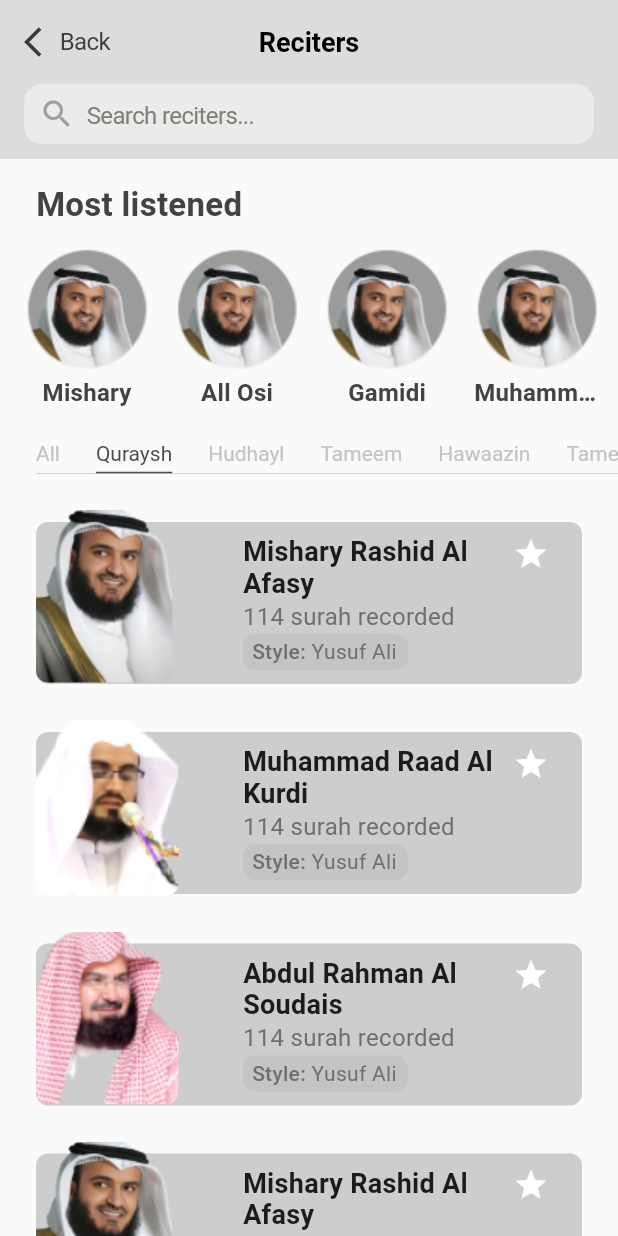
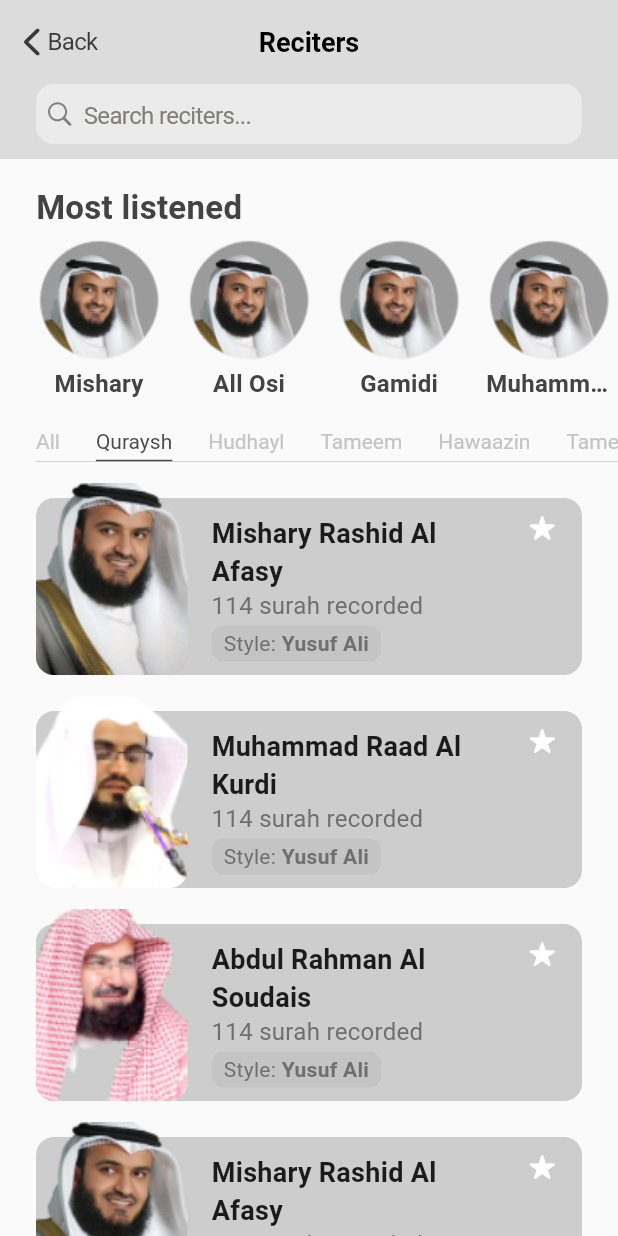
Before and after one commit to IbrohimJamoliddinov/Al-Quron, a Flutter app: the screen it shows after launch, after a tap on "view all", on a phone screen of 412 x 824 dp. Run offline on Flutter 3.47's test engine with Material 2 defaults, Android fonts, the phone set to English and light mode, and no system bars; our stand-ins replace carousel_slider, flutter_svg, flutter_switch, modal_bottom_sheet, percent_indicator, shared_preferences.

Commit message:
Reciters

```diff
--- a/lib/src/ui/home/home_screen.dart
+++ b/lib/src/ui/home/home_screen.dart
@@ -373,7 +373,18 @@ class _HomeScreenState extends State<HomeScreen> {
               scrollDirection: Axis.horizontal,
               itemCount: 4,
               itemBuilder: (context, value) {
-                return Container(
+                return GestureDetector(
+                  onTap: (){
+                    Navigator.push(
+                      context,
+                      MaterialPageRoute(
+                        builder: (context) {
+                          return RecitersScreen();
+                        },
+                      ),
+                    );
+                  },
+                  child: Container(
                     width: 252,
                     margin: EdgeInsets.only(right: 16),
                     child: Stack(
@@ -417,6 +428,7 @@ class _HomeScreenState extends State<HomeScreen> {
                         ),
                       ],
                     ),
+                  ),
                 );
               },
             ),
--- a/lib/src/ui/home/inside_reciters.dart
+++ b/lib/src/ui/home/inside_reciters.dart
@@ -34,7 +34,7 @@ class _InsideScreenState extends State<InsideScreen> {
           backgroundColor: Color(0xFFDCDCDC),
           elevation: 0,
           leading: GestureDetector(
-            onTap: (){
+            onTap: () {
               Navigator.pop(context);
             },
             child: Row(
--- a/lib/src/ui/home/reciters.dart
+++ b/lib/src/ui/home/reciters.dart
@@ -6,6 +6,7 @@ import 'package:al_quran/src/utils/app_theme.dart';
 import 'package:al_quran/src/widgets/title_widget.dart';
 import 'package:flutter/cupertino.dart';
 import 'package:flutter/material.dart';
+import 'package:flutter_svg/flutter_svg.dart';
 
 class RecitersScreen extends StatefulWidget {
   @override
@@ -13,9 +14,9 @@ class RecitersScreen extends StatefulWidget {
 }
 
 class _RecitersScreenState extends State<RecitersScreen> {
-  int _selektedIndex = 1;
+  int _selectedIndex = 1;
 
-  List<QoriModel> dataProfil = [
+  List<QoriModel> dataProfile = [
     QoriModel(
       image: "assets/images/alAfasiy.png",
       name: "Mishary Rashid Al Afasy",
@@ -65,7 +66,7 @@ class _RecitersScreenState extends State<RecitersScreen> {
     ),
   ];
 
-  List<TurScreen> dataTurlar = [
+  List<TurScreen> dataType = [
     TurScreen(name: "All"),
     TurScreen(name: "Quraysh"),
     TurScreen(name: "Hudhayl"),
@@ -79,22 +80,25 @@ class _RecitersScreenState extends State<RecitersScreen> {
   Widget build(BuildContext context) {
     return Scaffold(
       appBar: AppBar(
-        leadingWidth: 125,
+        leadingWidth: 98,
         backgroundColor: Color(0xFFDCDCDC),
         elevation: 0,
+        centerTitle: true,
         leading: GestureDetector(
-          onTap: (){
+          onTap: () {
             Navigator.pop(context);
           },
+          child: Container(
             child: Row(
               children: [
                 SizedBox(
                   width: 16,
                 ),
-              Icon(
-                Icons.arrow_back_ios,
-                color: Color(0xFF3A3A3C),
+                SvgPicture.asset(
+                  "assets/icons/arrow_left_bold.svg",
+                  height: 18,
                 ),
+                SizedBox(width: 5),
                 Text(
                   "Back",
                   style: TextStyle(
@@ -105,6 +109,7 @@ class _RecitersScreenState extends State<RecitersScreen> {
                   ),
                 ),
               ],
+            ),
           ),
         ),
         title: Text(
@@ -120,14 +125,10 @@ class _RecitersScreenState extends State<RecitersScreen> {
       body: Column(
         children: [
           Container(
-            width: MediaQuery.of(context).size.width,
             color: Color(0xFFDCDCDC),
-            child: Padding(
-              padding: const EdgeInsets.only(left: 16.0, right: 16, bottom: 10),
+            padding: EdgeInsets.only(left: 24.0, right: 24, bottom: 10),
             child: Container(
               height: 40,
-                width: 300,
-                padding: EdgeInsets.symmetric(horizontal: 10),
               decoration: BoxDecoration(
                 borderRadius: BorderRadius.circular(12),
                 color: Color(0xFFEBEBEB),
@@ -135,18 +136,15 @@ class _RecitersScreenState extends State<RecitersScreen> {
               child: Row(
                 children: [
                   SizedBox(
-                      height: 8,
+                    width: 8,
                   ),
-                    Icon(
-                      Icons.search,
-                      size: 24,
-                      color: Colors.grey,
+                  SvgPicture.asset(
+                    "assets/icons/search.svg",
                   ),
                   SizedBox(
                     width: 8,
                   ),
-                    Container(
-                      width: 120,
+                  Expanded(
                     child: TextField(
                       autofocus: false,
                       decoration: InputDecoration(
@@ -169,7 +167,6 @@ class _RecitersScreenState extends State<RecitersScreen> {
               ),
             ),
           ),
-          ),
           Expanded(
             child: ListView(
               padding: EdgeInsets.only(bottom: 24),
@@ -181,31 +178,36 @@ class _RecitersScreenState extends State<RecitersScreen> {
                   margin: EdgeInsets.only(
                     right: 24,
                     left: 24,
-                    top: 18,
+                    top: 20,
                   ),
                 ),
                 Container(
-                  margin: EdgeInsets.only(top: 16),
+                  margin: EdgeInsets.only(top: 8),
                   height: 112,
-                  width: MediaQuery.of(context).size.width,
                   child: ListView.builder(
-                    padding: EdgeInsets.only(left: 16),
+                    padding: EdgeInsets.only(left: 24, right: 8),
                     scrollDirection: Axis.horizontal,
                     itemCount: dataListen.length,
                     itemBuilder: (context, index) {
                       return Container(
-                        height: 108,
                         width: 84,
                         margin: EdgeInsets.only(right: 16),
                         child: Column(
                           children: [
-                            Image.asset(
+                            ClipRRect(
+                              child: Image.asset(
                                 dataListen[index].image,
+                                height: 80,
+                                width: 80,
+                                fit: BoxFit.cover,
+                              ),
+                              borderRadius: BorderRadius.circular(80),
                             ),
                             SizedBox(
                               height: 6,
                             ),
-                            Text(
+                            Expanded(
+                              child: Text(
                                 dataListen[index].name,
                                 style: TextStyle(
                                   color: AppTheme.dark,
@@ -214,7 +216,8 @@ class _RecitersScreenState extends State<RecitersScreen> {
                                   letterSpacing: 0.2,
                                 ),
                                 overflow: TextOverflow.ellipsis,
-                            )
+                              ),
+                            ),
                           ],
                         ),
                       );
@@ -223,19 +226,19 @@ class _RecitersScreenState extends State<RecitersScreen> {
                 ),
                 Container(
                   margin: EdgeInsets.only(
-                    top: 16,
+                    top: 14,
                   ),
                   height: 22,
                   child: ListView.builder(
                     padding: EdgeInsets.only(left: 24),
-                    itemCount: dataTurlar.length,
+                    itemCount: dataType.length,
                     scrollDirection: Axis.horizontal,
                     itemBuilder: (context, turlar) {
                       return Container(
                         child: GestureDetector(
                           onTap: () {
                             setState(() {
-                              _selektedIndex = turlar;
+                              _selectedIndex = turlar;
                             });
                           },
                           child: Container(
@@ -244,7 +247,7 @@ class _RecitersScreenState extends State<RecitersScreen> {
                             decoration: BoxDecoration(
                               border: Border(
                                 bottom: BorderSide(
-                                  color: _selektedIndex == turlar
+                                  color: _selectedIndex == turlar
                                       ? Color(0xFF4B4B4B)
                                       : Colors.transparent,
                                   width: 1,
@@ -252,11 +255,11 @@ class _RecitersScreenState extends State<RecitersScreen> {
                               ),
                             ),
                             child: Text(
-                              dataTurlar[turlar].name,
+                              dataType[turlar].name,
                               style: TextStyle(
                                 fontSize: 14,
                                 fontWeight: FontWeight.w400,
-                                color: _selektedIndex == turlar
+                                color: _selectedIndex == turlar
                                     ? Color(0xFF4B4B4B)
                                     : Color(0xFFC4C4C4),
                               ),
@@ -275,69 +278,67 @@ class _RecitersScreenState extends State<RecitersScreen> {
                     },
                   ),
                 ),
-                Container(
-                  width: MediaQuery.of(context).size.width,
-                  child: ListView.builder(
+                ListView.builder(
                   shrinkWrap: true,
                   physics: NeverScrollableScrollPhysics(),
                   padding: EdgeInsets.symmetric(horizontal: 24),
                   itemCount: 4,
                   itemBuilder: (context, value) {
                     return GestureDetector(
-                          onTap: (){
-                            Navigator.push(context, MaterialPageRoute(builder: (context){
+                      onTap: () {
+                        Navigator.push(
+                          context,
+                          MaterialPageRoute(
+                            builder: (context) {
                               return InsideScreen();
-                            }));
+                            },
+                          ),
+                        );
                       },
                       child: Container(
-                            margin: EdgeInsets.only(top: 8),
+                        height: (MediaQuery.of(context).size.width - 48) *
+                            115 /
+                            327,
+                        margin: EdgeInsets.only(top: 14),
                         child: Stack(
                           children: [
                             Container(
-                                  margin: EdgeInsets.only(top: 24),
-                                  padding: EdgeInsets.only(top: 8),
-                                  height: 108,
+                              margin: EdgeInsets.only(top: 10),
+                              padding: EdgeInsets.only(
+                                top: 8,
+                                bottom: 8,
+                                right: 18,
+                                left: (MediaQuery.of(context).size.width - 48) *
+                                        115 *
+                                        90 /
+                                        (327 * 114) +
+                                    16,
+                              ),
                               width: MediaQuery.of(context).size.width,
                               decoration: BoxDecoration(
-                                    borderRadius: BorderRadius.circular(8),
+                                borderRadius: BorderRadius.circular(12),
                                 color: Color(0xFFCDCDCD),
                               ),
                               child: Row(
-                                    // crossAxisAlignment: CrossAxisAlignment.start,
-                                    // mainAxisAlignment: MainAxisAlignment.spaceAround,
+                                crossAxisAlignment: CrossAxisAlignment.start,
                                 children: [
-                                      Spacer(),
-                                      Container(
-                                        width: 210,
+                                  Expanded(
                                     child: Column(
                                       crossAxisAlignment:
                                           CrossAxisAlignment.start,
-                                          mainAxisAlignment:
-                                              MainAxisAlignment.spaceAround,
                                       children: [
-                                            Row(
-                                              children: [
-                                                Container(
-                                                  child: Text(
-                                                    dataProfil[value].name,
+                                        SizedBox(height: 2),
+                                        Text(
+                                          dataProfile[value].name,
                                           maxLines: 2,
                                           style: TextStyle(
                                             fontWeight: FontWeight.w600,
                                             fontSize: 18,
+                                            height: 1.4,
                                             letterSpacing: 0.2,
                                           ),
                                         ),
-                                                  width: 180,
-                                                ),
-                                                Icon(
-                                                  Icons.star,
-                                                  color: Colors.white,
-                                                  size: 24,
-                                                ),
-                                              ],
-                                              crossAxisAlignment:
-                                                  CrossAxisAlignment.start,
-                                            ),
+                                        SizedBox(height: 2),
                                         Text(
                                           "114 surah recorded",
                                           textAlign: TextAlign.right,
@@ -348,10 +349,14 @@ class _RecitersScreenState extends State<RecitersScreen> {
                                             color: Color(0xFF6F6F6F),
                                           ),
                                         ),
+                                        SizedBox(height: 4),
+                                        Row(
+                                          children: [
                                             Container(
-                                              width: 110,
                                               padding: EdgeInsets.symmetric(
-                                                  horizontal: 6, vertical: 4),
+                                                horizontal: 8,
+                                                vertical: 4,
+                                              ),
                                               decoration: BoxDecoration(
                                                 borderRadius:
                                                 BorderRadius.circular(8),
@@ -365,7 +370,7 @@ class _RecitersScreenState extends State<RecitersScreen> {
                                                       color: Color(0xFF6F6F6F),
                                                       fontSize: 14,
                                                       letterSpacing: 0.2,
-                                                      fontWeight: FontWeight.w500,
+                                                      fontWeight: FontWeight.w400,
                                                     ),
                                                   ),
                                                   Text(
@@ -374,40 +379,50 @@ class _RecitersScreenState extends State<RecitersScreen> {
                                                       color: Color(0xFF6F6F6F),
                                                       fontSize: 14,
                                                       letterSpacing: 0.2,
-                                                      fontWeight: FontWeight.w400,
+                                                      fontWeight: FontWeight.w600,
                                                     ),
                                                   ),
                                                 ],
                                               ),
                                             ),
-                                            SizedBox(
-                                              height: 6,
-                                            ),
+                                            Spacer(),
                                           ],
-                                        ),
-                                      ),
-                                      SizedBox(
-                                        width: 16,
                                         ),
                                       ],
                                     ),
                                   ),
                                   Container(
-                                  child: ClipRRect(
-                                    borderRadius: BorderRadius.circular(8.0),
-                                    child: Image.asset(
-                                      dataProfil[value].image,
+                                    margin: EdgeInsets.only(
+                                      top: 4,
+                                      left: 12,
+                                    ),
+                                    child: SvgPicture.asset(
+                                        "assets/icons/white_star.svg"),
+                                  ),
+                                ],
                               ),
                             ),
-                                  margin: EdgeInsets.only(
-                                    top: 16,
+                            ClipRRect(
+                              borderRadius: BorderRadius.circular(12.0),
+                              child: Image.asset(
+                                dataProfile[value].image,
+                                height:
+                                    (MediaQuery.of(context).size.width - 48) *
+                                        115 /
+                                        327,
+                                width:
+                                    (MediaQuery.of(context).size.width - 48) *
+                                        115 *
+                                        90 /
+                                        (327 * 114),
+                                fit: BoxFit.cover,
                               ),
                             ),
                           ],
                         ),
                       ),
                     );
-                      }),
+                  },
                 ),
               ],
             ),
```
Also changed, not shown: assets/icons/search.svg (added), assets/icons/white_star.svg (added). Lines whose indentation alone changed are shown as unchanged.
